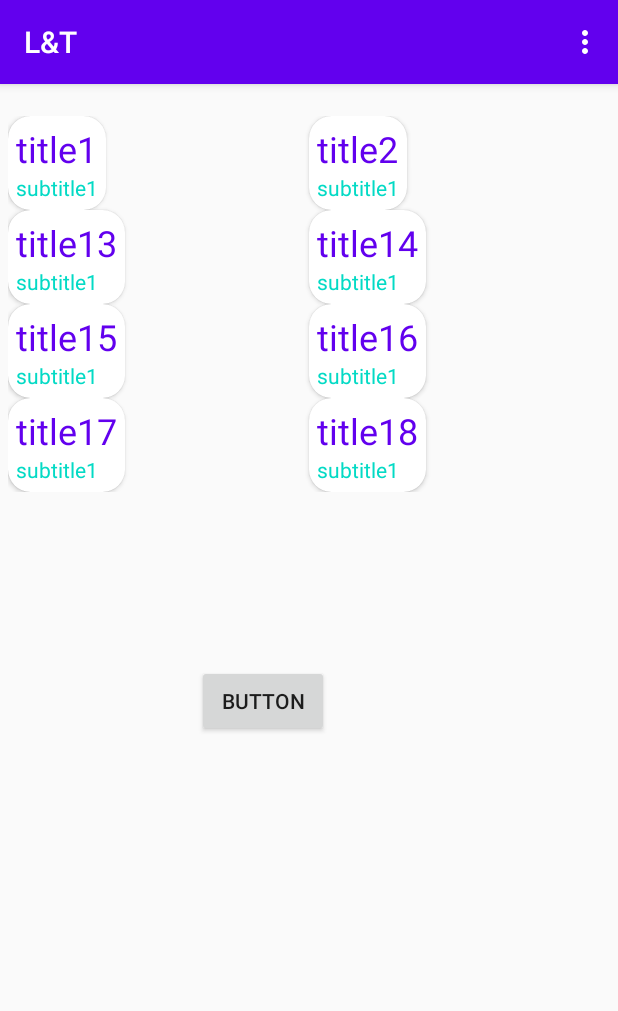
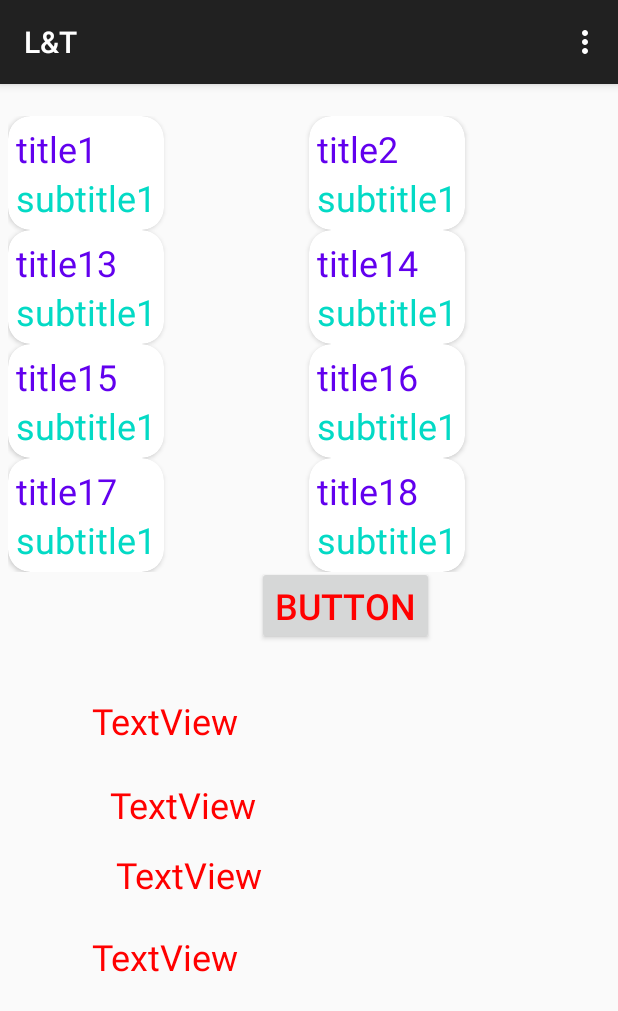
Before and after one commit to 99002650/LnT, an Android app: the screen it shows after launch (RecyclerActivity), on a phone screen of 412 x 824 dp. Shown: the top 1011 px of the screen. Run offline under Robolectric (Android 15) with nearby library versions, the phone set to English and light mode, and no system bars.

Commit message:
styles and themes

```diff
--- a/app/src/main/res/layout/activity_recycler.xml
+++ b/app/src/main/res/layout/activity_recycler.xml
@@ -20,9 +20,49 @@
         android:id="@+id/buttoncontext"
         android:layout_width="wrap_content"
         android:layout_height="wrap_content"
-        android:layout_marginStart="131dp"
-        android:layout_marginTop="110dp"
+        android:layout_marginStart="12dp"
+        android:layout_marginBottom="34dp"
         android:text="Button"
-        app:layout_constraintStart_toStartOf="parent"
-        app:layout_constraintTop_toBottomOf="@+id/notes_recyclerview" />
+        app:layout_constraintBottom_toTopOf="@+id/textView5"
+        app:layout_constraintStart_toEndOf="@+id/textView5" />
+
+    <TextView
+        android:id="@+id/textView5"
+        android:layout_width="wrap_content"
+        android:layout_height="wrap_content"
+        android:layout_marginBottom="70dp"
+        android:text="TextView"
+        app:layout_constraintBottom_toTopOf="@+id/textView4"
+        app:layout_constraintEnd_toEndOf="@+id/textView2"
+        app:layout_constraintStart_toStartOf="@+id/textView2" />
+
+    <TextView
+        android:id="@+id/textView2"
+        android:layout_width="wrap_content"
+        android:layout_height="wrap_content"
+        android:layout_marginStart="61dp"
+        android:layout_marginBottom="170dp"
+        android:text="TextView"
+        app:layout_constraintBottom_toBottomOf="parent"
+        app:layout_constraintStart_toStartOf="parent" />
+
+    <TextView
+        android:id="@+id/textView3"
+        android:layout_width="wrap_content"
+        android:layout_height="wrap_content"
+        android:layout_marginStart="12dp"
+        android:layout_marginTop="23dp"
+        android:text="TextView"
+        app:layout_constraintStart_toStartOf="@+id/textView5"
+        app:layout_constraintTop_toBottomOf="@+id/textView5" />
+
+    <TextView
+        android:id="@+id/textView4"
+        android:layout_width="wrap_content"
+        android:layout_height="wrap_content"
+        android:layout_marginStart="16dp"
+        android:layout_marginBottom="22dp"
+        android:text="TextView"
+        app:layout_constraintBottom_toTopOf="@+id/textView2"
+        app:layout_constraintStart_toStartOf="@+id/textView2" />
 </androidx.constraintlayout.widget.ConstraintLayout>
--- /dev/null
+++ b/app/src/main/res/mipmap-anydpi-v26/ic_uber.xml
@@ -0,0 +1,5 @@
+<?xml version="1.0" encoding="utf-8"?>
+<adaptive-icon xmlns:android="http://schemas.android.com/apk/res/android">
+    <background android:drawable="@color/ic_uber_background"/>
+    <foreground android:drawable="@drawable/ic_uber_foreground"/>
+</adaptive-icon>
--- /dev/null
+++ b/app/src/main/res/mipmap-anydpi-v26/ic_uber_round.xml
@@ -0,0 +1,5 @@
+<?xml version="1.0" encoding="utf-8"?>
+<adaptive-icon xmlns:android="http://schemas.android.com/apk/res/android">
+    <background android:drawable="@color/ic_uber_background"/>
+    <foreground android:drawable="@drawable/ic_uber_foreground"/>
+</adaptive-icon>
--- /dev/null
+++ b/app/src/main/res/values/ic_uber_background.xml
@@ -0,0 +1,4 @@
+<?xml version="1.0" encoding="utf-8"?>
+<resources>
+    <color name="ic_uber_background">#000000</color>
+</resources>
--- a/app/src/main/res/values/styles.xml
+++ b/app/src/main/res/values/styles.xml
@@ -7,4 +7,9 @@
         <item name="colorAccent">@color/colorAccent</item>
     </style>
 
+    <style name="myfont_style" parent="Theme.AppCompat.DayNight.DarkActionBar">
+        <item name="android:textColor">#ff0000</item>
+        <item name="android:textSize">24sp</item>
+    </style>
+
 </resources>
```
Also changed, not shown: app/src/main/AndroidManifest.xml (+4 -3 lines), app/src/main/res/drawable/hearticon.xml (added, +10 -0 lines), app/src/main/res/drawable/ic_uber_foreground.xml (added, +23 -0 lines), app/src/main/ic_uber-playstore.png (added), app/src/main/res/mipmap-hdpi/ic_uber.png (added), app/src/main/res/mipmap-hdpi/ic_uber_round.png (added), app/src/main/res/mipmap-mdpi/ic_uber.png (added), app/src/main/res/mipmap-mdpi/ic_uber_round.png (added), app/src/main/res/mipmap-xhdpi/ic_uber.png (added), app/src/main/res/mipmap-xhdpi/ic_uber_round.png (added), app/src/main/res/mipmap-xxhdpi/ic_uber.png (added), app/src/main/res/mipmap-xxhdpi/ic_uber_round.png (added), app/src/main/res/mipmap-xxxhdpi/ic_uber.png (added), app/src/main/res/mipmap-xxxhdpi/ic_uber_round.png (added).
